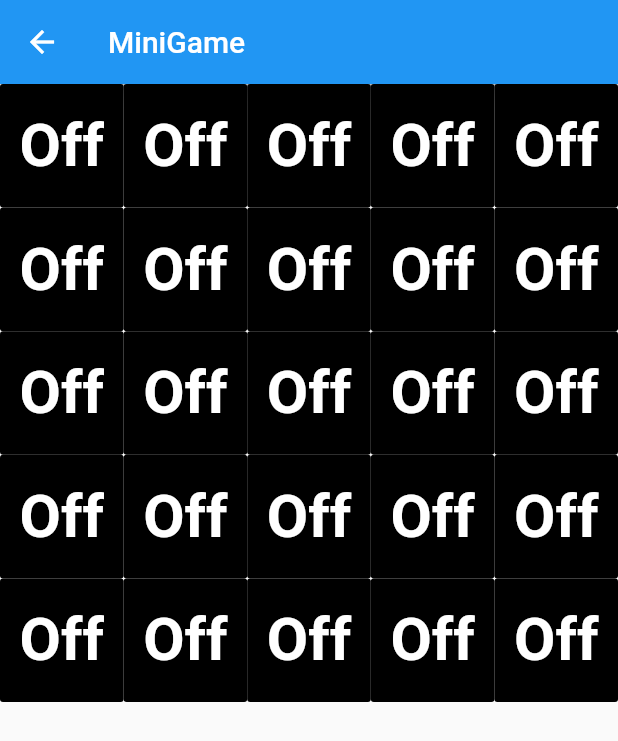
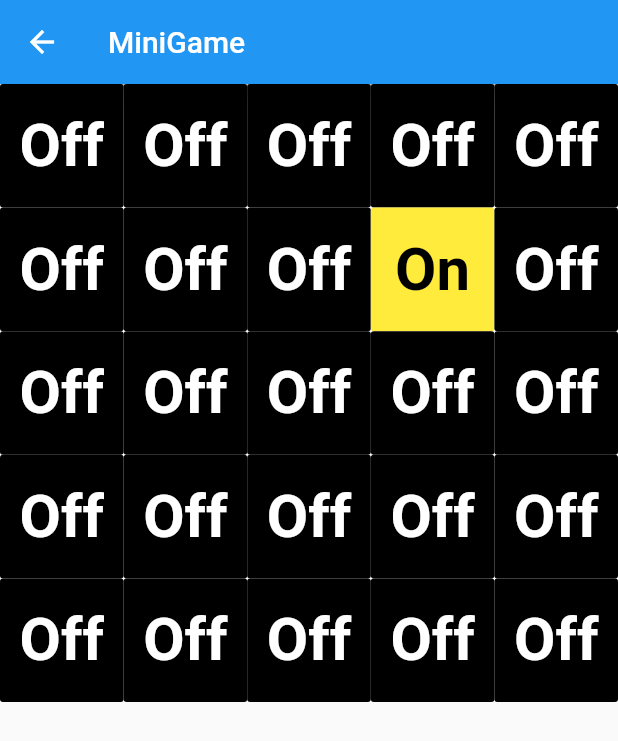
Before and after one commit to FukukouSSJouhou/umenavi, a Flutter app: the MiniGame1 screen opened directly, on a phone screen of 412 x 824 dp. Shown: the top 741 px of the screen. Run offline on Flutter 3.47's test engine with Material 2 defaults, Android fonts, the phone set to English and light mode, and no system bars; our stand-ins replace flutter_svg.

Commit message:
fixed
Signed-off-by: kokkiemouse <kokkiemouse@fascode.net>

```diff
--- a/lib/activities/minigame.dart
+++ b/lib/activities/minigame.dart
@@ -13,7 +13,7 @@ class _MiniGame1State extends State<MiniGame1>{
   String No6State="Off";
   String No7State="Off";
   String No8State="Off";
-  String No9State="Off";
+  String No9State="On";
   String No10State="Off";
   String No11State="Off";
   String No12State="Off";
```
